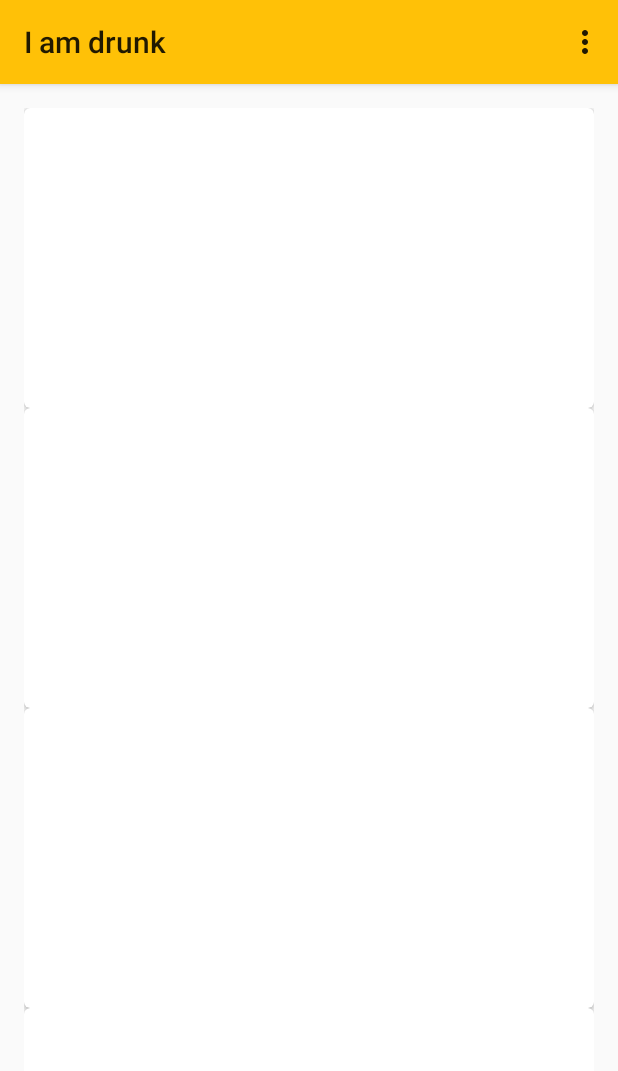
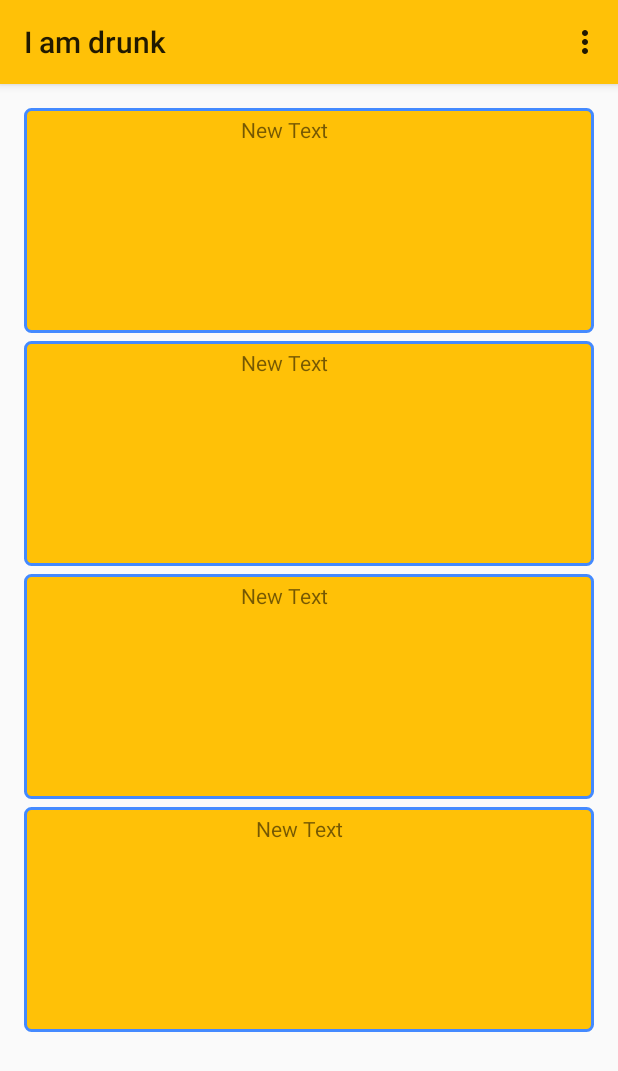
Before and after one commit to ToolboxBodensee/I-am-drunk, an Android app: the screen it shows after launch (MainActivity), on a phone screen of 412 x 824 dp. Shown: the top 1071 px of the screen. Run offline under Robolectric (Android 15) with nearby library versions, the phone set to English and light mode, and no system bars.

Commit message:
Card design

```diff
--- a/Iamdrunk/app/src/main/java/org/toolboxbodensee/iamdrunk/MainActivity.java
+++ b/Iamdrunk/app/src/main/java/org/toolboxbodensee/iamdrunk/MainActivity.java
@@ -8,6 +8,7 @@ import android.support.v7.app.ActionBarActivity;
 import android.view.Menu;
 import android.view.MenuItem;
 import android.view.View;
+import android.widget.LinearLayout;
 
 
 public class MainActivity extends Activity {
@@ -16,6 +17,30 @@ public class MainActivity extends Activity {
     protected void onCreate(Bundle savedInstanceState) {
         super.onCreate(savedInstanceState);
         setContentView(R.layout.activity_main);
+        LinearLayout toilette = (LinearLayout)findViewById(R.id.toilette);
+        LinearLayout finde = (LinearLayout)findViewById(R.id.finde);
+        LinearLayout promille = (LinearLayout)findViewById(R.id.promille);
+        toilette.setOnClickListener(new View.OnClickListener() {
+            @Override
+            public void onClick(View v) {
+                Intent intent = new Intent(getApplication(), Toiletenfinden.class);
+                startActivity(intent);
+            }
+        });
+        promille.setOnClickListener(new View.OnClickListener() {
+            @Override
+            public void onClick(View v) {
+                Intent intent = new Intent(getApplication(), PromilleRechnerActivity.class);
+                startActivity(intent);
+
+            }
+        });
+        finde.setOnClickListener(new View.OnClickListener() {
+            @Override
+            public void onClick(View v) {
+
+            }
+        });
     }
 
 
--- /dev/null
+++ b/Iamdrunk/app/src/main/res/drawable/shape.xml
@@ -0,0 +1,27 @@
+<?xml version="1.0" encoding="utf-8"?>
+    <shape
+        xmlns:android="http://schemas.android.com/apk/res/android"
+        android:shape="rectangle"   >
+
+        <solid
+            android:color="@color/primary" >
+        </solid>
+
+        <stroke
+            android:width="2dp"
+            android:color="@color/accent" >
+        </stroke>
+        <size
+            android:height="150dp"></size>
+        <padding
+            android:left="5dp"
+            android:top="5dp"
+            android:right="5dp"
+            android:bottom="5dp"    >
+        </padding>
+
+        <corners
+            android:radius="4dp"   >
+        </corners>
+
+    </shape>
--- a/Iamdrunk/app/src/main/res/layout/activity_main.xml
+++ b/Iamdrunk/app/src/main/res/layout/activity_main.xml
@@ -10,47 +10,100 @@
     android:orientation="vertical"
      >
     <!-- A CardView that contains a TextView -->
-<android.support.v7.widget.CardView
-xmlns:card_view="http://schemas.android.com/apk/res-auto"
-android:id="@+id/card_view"
+
+
+    <ScrollView
         android:layout_width="match_parent"
-android:layout_height="200dp"
-card_view:cardCornerRadius="4dp">
+        android:layout_height="match_parent"
+        android:id="@+id/scrollView"
+        android:layout_gravity="center_horizontal" >>
+        <LinearLayout
+            android:orientation="vertical"
+            android:layout_width="fill_parent"
+            android:layout_height="fill_parent">
+            <LinearLayout
+                android:orientation="horizontal"
+                android:layout_width="match_parent"
+                android:layout_height="wrap_content"
+                android:layout_gravity="center_horizontal"
+                android:background="@drawable/shape"
+                android:weightSum="1"
+                android:id="@+id/toilette">
+
+                <ImageView
+                    android:layout_width="140dp"
+                    android:layout_height="match_parent"
+                    android:id="@+id/imageView2" />
 
                 <TextView
-    android:id="@+id/info_text"
+                    android:layout_width="wrap_content"
+                    android:layout_height="wrap_content"
+                    android:text="New Text"
+                    android:id="@+id/textView2" />
+            </LinearLayout>
+            <LinearLayout
+                android:layout_marginTop="5dp"
+                android:orientation="horizontal"
                 android:layout_width="match_parent"
-    android:layout_height="match_parent" />
-</android.support.v7.widget.CardView>
-    <android.support.v7.widget.CardView
-        xmlns:card_view="http://schemas.android.com/apk/res-auto"
-        android:layout_width="match_parent"
-        android:layout_height="200dp"
-        card_view:cardCornerRadius="4dp">
+                android:layout_height="wrap_content"
+                android:layout_gravity="center_horizontal"
+                android:background="@drawable/shape"
+                android:weightSum="1"
+                android:id="@+id/promille">
+
+                <ImageView
+                    android:layout_width="140dp"
+                    android:layout_height="match_parent"
+                    android:id="@+id/imageView3" />
 
                 <TextView
+                    android:layout_width="wrap_content"
+                    android:layout_height="wrap_content"
+                    android:text="New Text"
+                    android:id="@+id/textView3" />
+            </LinearLayout>
+            <LinearLayout
+                android:layout_marginTop="5dp"
+                android:orientation="horizontal"
                 android:layout_width="match_parent"
-            android:layout_height="match_parent" />
-    </android.support.v7.widget.CardView>
-    <android.support.v7.widget.CardView
-        xmlns:card_view="http://schemas.android.com/apk/res-auto"
-        android:layout_width="match_parent"
-        android:layout_height="200dp"
-        card_view:cardCornerRadius="4dp">
+                android:layout_height="wrap_content"
+                android:layout_gravity="center_horizontal"
+                android:background="@drawable/shape"
+                android:id="@+id/finde">
+
+                <ImageView
+                    android:layout_width="140dp"
+                    android:layout_height="match_parent"
+                    android:id="@+id/imageView4" />
 
                 <TextView
+                    android:layout_width="wrap_content"
+                    android:layout_height="wrap_content"
+                    android:text="New Text"
+                    android:id="@+id/textView4" />
+            </LinearLayout>
+            <LinearLayout
+                android:layout_marginTop="5dp"
+                android:orientation="horizontal"
                 android:layout_width="match_parent"
-            android:layout_height="match_parent" />
-    </android.support.v7.widget.CardView>
-    <android.support.v7.widget.CardView
-        xmlns:card_view="http://schemas.android.com/apk/res-auto"
-        android:layout_width="match_parent"
-        android:layout_height="200dp"
-        card_view:cardCornerRadius="4dp">
+                android:layout_height="wrap_content"
+                android:layout_gravity="center_horizontal"
+                android:background="@drawable/shape">
+
+                <ImageView
+                    android:layout_width="150dp"
+                    android:layout_height="match_parent"
+                    android:id="@+id/imageView5" />
 
                 <TextView
-            android:layout_width="match_parent"
-            android:layout_height="match_parent" />
-    </android.support.v7.widget.CardView>
+                    android:layout_width="wrap_content"
+                    android:layout_height="wrap_content"
+                    android:text="New Text"
+                    android:id="@+id/textView5" />
+            </LinearLayout>
+
 
             </LinearLayout>
+    </ScrollView>
+
+</LinearLayout>
```
Also changed, not shown: 1 other file. Lines whose indentation alone changed are shown as unchanged.
